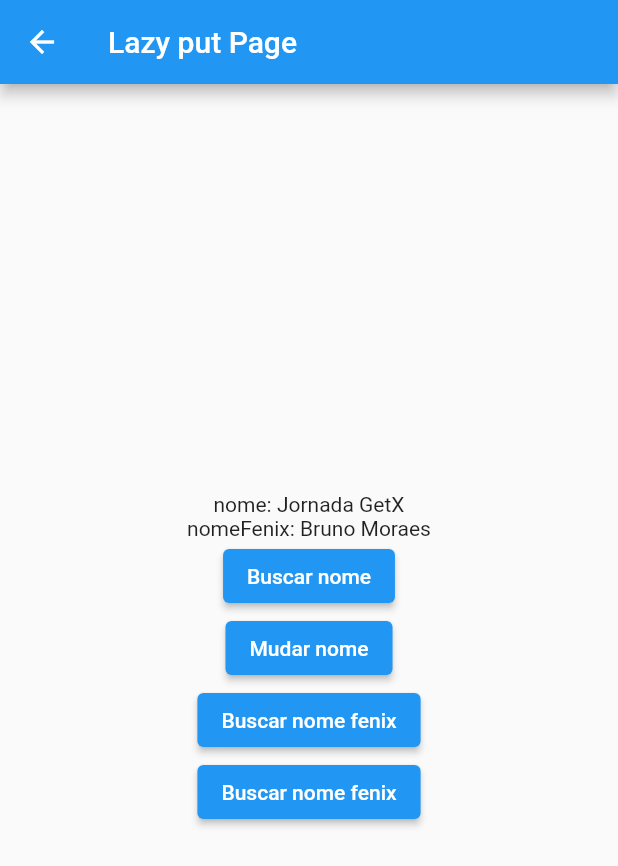
After one commit to moraes3000/flutter_getx_tutorial, a Flutter app: the LazyPutPage screen opened by its route, after a tap on "Buscar nome", after a tap on "Mudar nome", after a tap on "Buscar nome fenix", on a phone screen of 412 x 824 dp. The commit adds this screen. Shown: the top 866 px of the screen. Run offline on Flutter 3.47's test engine with Material 2 defaults, Android fonts, the phone set to English and light mode, and no system bars; our stand-ins replace get.

Commit message:
lazyPut, factory e fenix

```diff
--- a/get_dependencias/lib/main.dart
+++ b/get_dependencias/lib/main.dart
@@ -4,6 +4,7 @@ import 'package:get_dependencias/pages/basico/basico_home_page.dart';
 import 'package:get_dependencias/pages/home_page.dart';
 import 'package:get_dependencias/pages/metodos/metodos_home_page.dart';
 
+import 'pages/metodos/lazy_put_page/lazy_put_page.dart';
 import 'pages/metodos/put/put_page.dart';
 
 void main() {
@@ -23,6 +24,7 @@ class MyApp extends StatelessWidget {
             page: () => const MetodosHomePage(),
             children: [
               GetPage(name: '/put', page: () => const PutPage()),
+              GetPage(name: '/lazyPut', page: () => LazyPutPage()),
             ]),
       ],
     );
--- /dev/null
+++ b/get_dependencias/lib/pages/metodos/lazy_put_page/lazy_put_controller.dart
@@ -0,0 +1,7 @@
+class LazyPutController {
+  String nome = 'Bruno Moraes';
+
+  LazyPutController() {
+    print('LazyPutController inicializado');
+  }
+}
--- /dev/null
+++ b/get_dependencias/lib/pages/metodos/lazy_put_page/lazy_put_fenix_controller.dart
@@ -0,0 +1,7 @@
+class LazyPutFenixController {
+  String nome = 'Bruno Moraes';
+
+  LazyPutFenixController() {
+    print('LazyPutFenixController inicializado');
+  }
+}
--- /dev/null
+++ b/get_dependencias/lib/pages/metodos/lazy_put_page/lazy_put_page.dart
@@ -0,0 +1,80 @@
+import 'package:flutter/material.dart';
+import 'package:get/get.dart';
+import 'package:get_dependencias/pages/metodos/lazy_put_page/lazy_put_controller.dart';
+
+import 'lazy_put_fenix_controller.dart';
+
+class LazyPutPage extends StatefulWidget {
+  LazyPutPage({Key? key}) : super(key: key) {
+    Get.lazyPut(() => LazyPutController());
+    // mata a instancia, porém mantém a factory ativa dentro do get fazendo com que
+    // tenha a possibilidade de acessar de qualquer lugar para sempre dentro do get
+    Get.lazyPut(() => LazyPutFenixController(), fenix: true);
+    // mantém a instancia dentro do get, sendo assim quando vc pedir a classe
+    // ele retorna a mesma intancia anterior
+    // Get.lazyPut(() => LazyPutFenixController(), permanent:true);
+  }
+
+  @override
+  State<LazyPutPage> createState() => _LazyPutPageState();
+}
+
+class _LazyPutPageState extends State<LazyPutPage> {
+  String nome = '';
+  String nomeFenix = '';
+
+  @override
+  Widget build(BuildContext context) {
+    return Scaffold(
+      appBar: AppBar(
+        title: const Text('Lazy put Page'),
+      ),
+      body: Center(
+          child: Column(
+        mainAxisAlignment: MainAxisAlignment.center,
+        children: [
+          Text('nome: $nome'),
+          Text('nomeFenix: $nomeFenix'),
+          ElevatedButton(
+            onPressed: () {
+              final controller = Get.find<LazyPutController>();
+              setState(() {
+                nome = controller.nome;
+              });
+            },
+            child: const Text('Buscar nome'),
+          ),
+          ElevatedButton(
+            onPressed: () {
+              final controller = Get.find<LazyPutController>();
+              controller.nome = 'Jornada GetX';
+              setState(() {
+                nome = controller.nome;
+              });
+            },
+            child: const Text('Mudar nome'),
+          ),
+          ElevatedButton(
+            onPressed: () {
+              final controller = Get.find<LazyPutFenixController>();
+              setState(() {
+                nomeFenix = controller.nome;
+              });
+            },
+            child: const Text('Buscar nome fenix'),
+          ),
+          ElevatedButton(
+            onPressed: () {
+              final controller = Get.find<LazyPutFenixController>();
+              controller.nome = 'Jornada GetX Fenix';
+              setState(() {
+                nomeFenix = controller.nome;
+              });
+            },
+            child: const Text('Buscar nome fenix'),
+          ),
+        ],
+      )),
+    );
+  }
+}
--- a/get_dependencias/lib/pages/metodos/metodos_home_page.dart
+++ b/get_dependencias/lib/pages/metodos/metodos_home_page.dart
@@ -19,6 +19,12 @@ class MetodosHomePage extends StatelessWidget {
               },
               child: const Text('Put'),
             ),
+            ElevatedButton(
+              onPressed: () {
+                Navigator.of(context).pushNamed('/metodos/lazyPut');
+              },
+              child: const Text('LazyPut'),
+            ),
           ],
         ),
       ),
```
Also changed, not shown: 1 other file.
